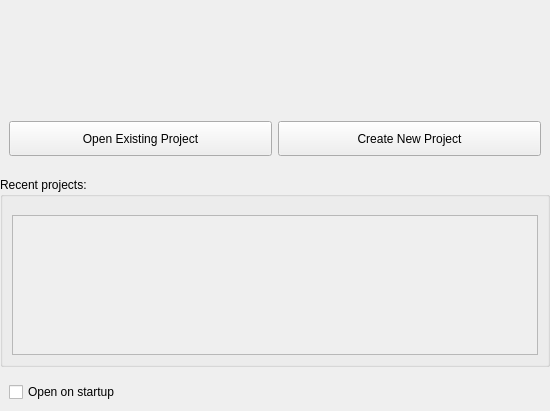
The window that Prism/Scripts/UserInterfacesPrism/SetProject.ui (PrismPipeline/Prism) describes before a commit, drawn with Qt 5.
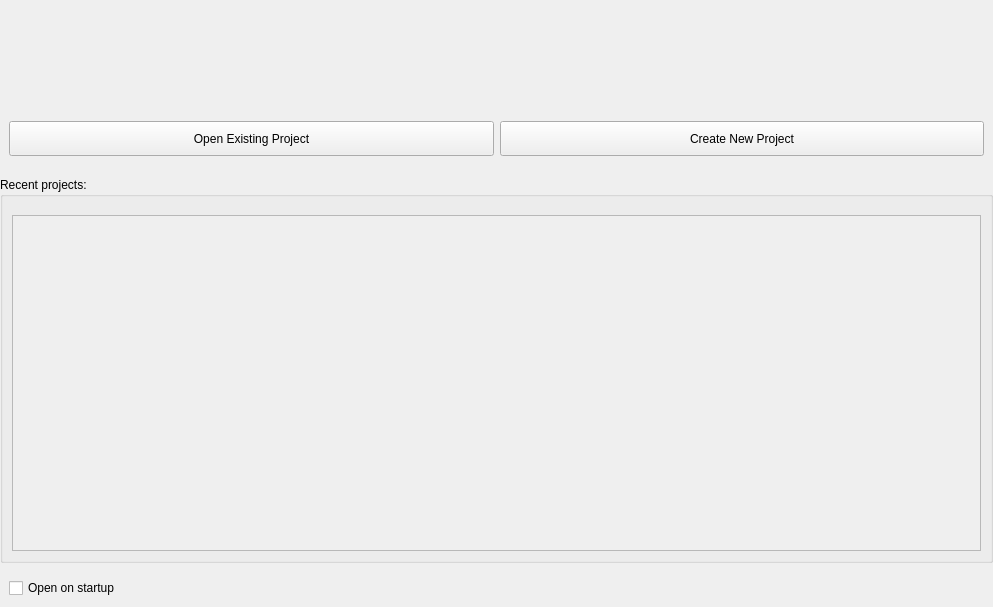
The same window after the commit.

```diff
--- a/Prism/Scripts/UserInterfacesPrism/SetProject.ui
+++ b/Prism/Scripts/UserInterfacesPrism/SetProject.ui
@@ -6,8 +6,8 @@
    <rect>
     <x>0</x>
     <y>0</y>
-    <width>550</width>
-    <height>408</height>
+    <width>993</width>
+    <height>607</height>
    </rect>
   </property>
   <property name="windowTitle">
@@ -141,8 +141,8 @@
           <rect>
            <x>0</x>
            <y>0</y>
-           <width>528</width>
-           <height>146</height>
+           <width>971</width>
+           <height>345</height>
           </rect>
          </property>
          <layout class="QVBoxLayout" name="scl_recent">
```
